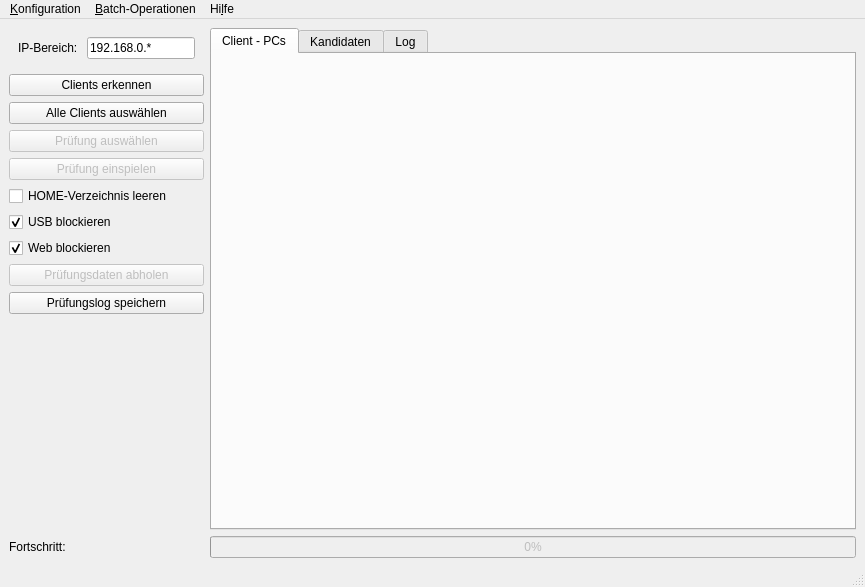
Before: the Qt Designer form ui/Ui_MainWindow.ui in greenorca/ECMan, drawn with Qt 5.
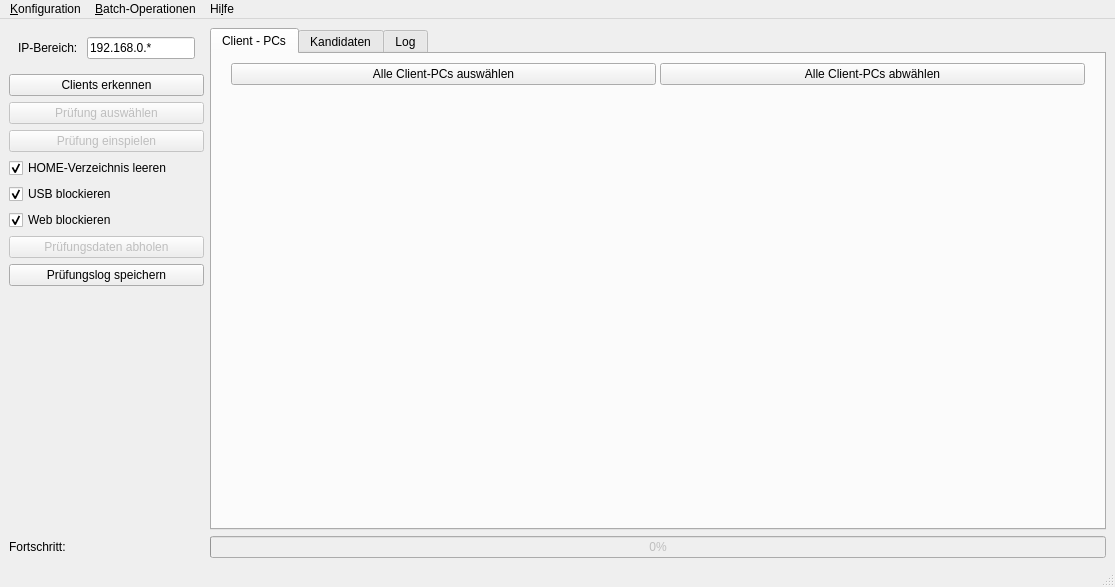
After: the same form once the commit is applied. Icons and pictures are not drawn.

Commit message: added GUI debug mode (runs with `.\ECMan.py --demo`) fixed some Mac-specific UI issues

The edit to the form file:
```diff
--- a/ui/Ui_MainWindow.ui
+++ b/ui/Ui_MainWindow.ui
@@ -6,7 +6,7 @@
    <rect>
     <x>0</x>
     <y>0</y>
-    <width>865</width>
+    <width>1115</width>
     <height>587</height>
    </rect>
   </property>
@@ -75,13 +75,6 @@
         </property>
        </widget>
       </item>
-      <item>
-       <widget class="QPushButton" name="btnSelectAllClients">
-        <property name="text">
-         <string>Alle Clients auswählen</string>
-        </property>
-       </widget>
-      </item>
       <item>
        <widget class="QPushButton" name="btnSelectExam">
         <property name="enabled">
@@ -116,6 +109,9 @@
         <property name="text">
          <string>HOME-Verzeichnis leeren</string>
         </property>
+        <property name="checked">
+         <bool>true</bool>
+        </property>
        </widget>
       </item>
       <item>
@@ -180,6 +176,53 @@
         <string>Client - PCs</string>
        </attribute>
        <layout class="QVBoxLayout" name="verticalLayout">
+        <item>
+         <widget class="QFrame" name="frame">
+          <property name="frameShape">
+           <enum>QFrame::NoFrame</enum>
+          </property>
+          <property name="frameShadow">
+           <enum>QFrame::Plain</enum>
+          </property>
+          <property name="lineWidth">
+           <number>0</number>
+          </property>
+          <layout class="QHBoxLayout" name="horizontalLayout">
+           <property name="spacing">
+            <number>4</number>
+           </property>
+           <property name="leftMargin">
+            <number>10</number>
+           </property>
+           <property name="topMargin">
+            <number>0</number>
+           </property>
+           <property name="rightMargin">
+            <number>10</number>
+           </property>
+           <property name="bottomMargin">
+            <number>0</number>
+           </property>
+           <item>
+            <widget class="QPushButton" name="btnSelectAllClients">
+             <property name="styleSheet">
+              <string notr="true">text-align:center</string>
+             </property>
+             <property name="text">
+              <string>Alle Client-PCs auswählen</string>
+             </property>
+            </widget>
+           </item>
+           <item>
+            <widget class="QPushButton" name="btnUnselectClients">
+             <property name="text">
+              <string>Alle Client-PCs abwählen</string>
+             </property>
+            </widget>
+           </item>
+          </layout>
+         </widget>
+        </item>
         <item>
          <widget class="QFrame" name="clientFrame">
           <property name="frameShape">
@@ -303,7 +346,7 @@
     <rect>
      <x>0</x>
      <y>0</y>
-     <width>865</width>
+     <width>1115</width>
      <height>23</height>
     </rect>
    </property>
```
Left out of the diff: 7 changed lines with no effect on the pictures. The commit also changes 5 other files.
